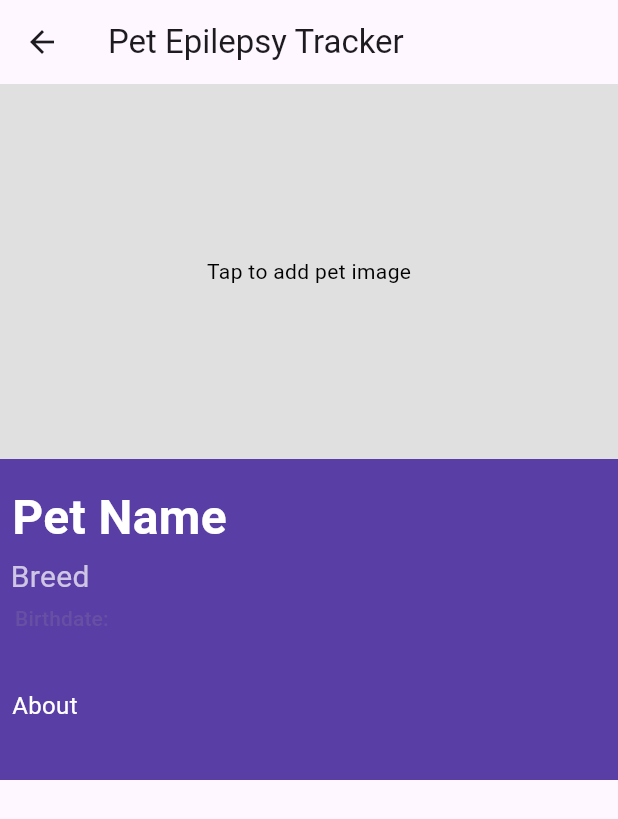
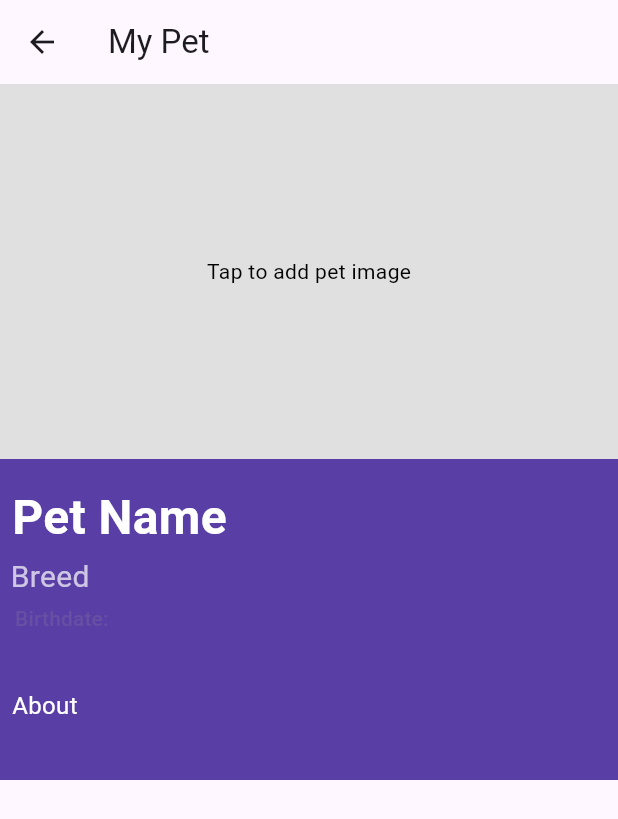
Before and after one commit to CodeJackie/pet-epilepsy-tracker, a Flutter app: the MyPet screen opened directly, after a tap on "Tap to add pet image", on a phone screen of 412 x 824 dp. Shown: the top 819 px of the screen. Run offline on Flutter 3.47's test engine with Material 3 defaults, Android fonts, the phone set to English and light mode, and no system bars; our stand-ins replace image_picker, sqflite; accounts and stored records are empty.

Commit message:
Entries page part 1

```diff
--- a/lib/main.dart
+++ b/lib/main.dart
@@ -4,6 +4,7 @@ import 'package:intl/intl.dart';
 import 'models/seizure_entry.dart';
 import 'database/database_helper.dart';
 import 'view_entries.dart';
+import 'entries_page.dart';
 import 'my_pet.dart';
 
 void main() {
@@ -65,7 +66,7 @@ class PetEpilepsyTracker extends StatelessWidget {
                 title: Text('Entries', style: TextStyle(color: Color(0xFF593FA5))),
                 onTap: () {
                   Navigator.pop(context);
-                  Navigator.push(context, MaterialPageRoute(builder: (context) => ViewEntries()));
+                  Navigator.push(context, MaterialPageRoute(builder: (context) => EntriesPage()));
                 },
               ),
               ListTile(
--- a/lib/my_pet.dart
+++ b/lib/my_pet.dart
@@ -61,7 +61,18 @@ class _MyPetState extends State<MyPet> {
       setState((){
         _imagePath = image.path;
       });
-      await DatabaseHelper.instance.updatePetImagePath(_imagePath!, 1);
+      try {
+         bool updateSuccess = await DatabaseHelper.instance.updatePetImagePath(_imagePath!, 1);
+        if (updateSuccess)  {
+          print('imagePath update successfully');
+        } else {
+          print('Failed to update imagePath');
+        }
+      } catch (e) {
+        print('Error updating image path: $e');
+      }
+    } else {
+      print('No image selected');
     }
   }
 
@@ -263,7 +274,7 @@ Widget _buildAbout() {
 Widget build(BuildContext context) {
   return Scaffold(
     appBar: AppBar(
-      title: Text('Pet Epilepsy Tracker'),
+      title: Text('My Pet'),
     ),
     body: SingleChildScrollView(
       child: Container(
--- a/lib/view_entries.dart
+++ b/lib/view_entries.dart
@@ -20,7 +20,7 @@ class _ViewEntriesState extends State<ViewEntries> {
   Widget build(BuildContext context) {
     return Scaffold(
       appBar: AppBar(
-        title: const Text('Pet Epilepsy Tracker'),
+        title: const Text('Entries'),
       ),
       body: FutureBuilder<List<SeizureEntry>>(
         future: entries,
```
Also changed, not shown: lib/entries_page.dart (added, +71 -0 lines), 4 other files.
